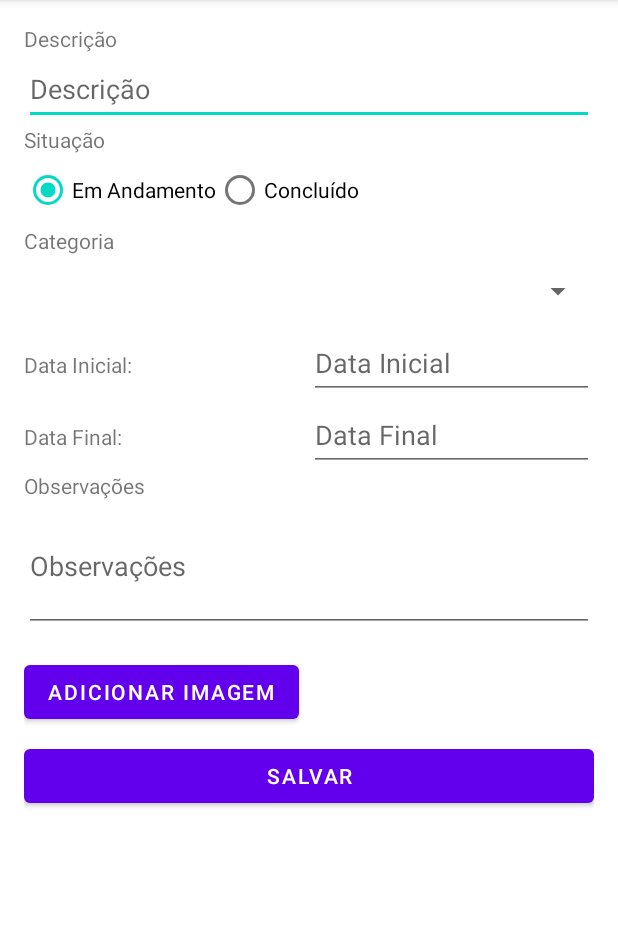
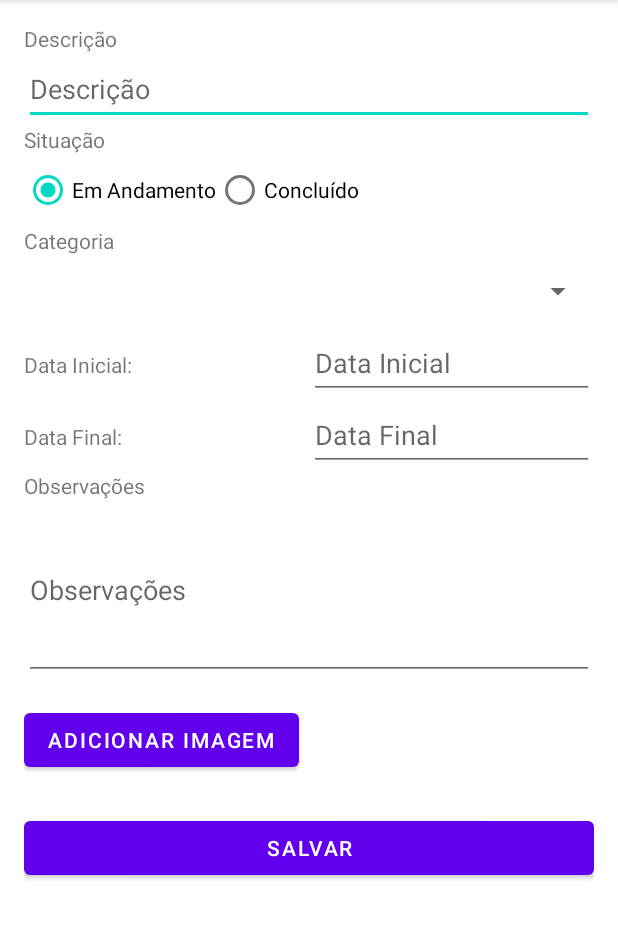
Before and after one commit to devgiertyas/android_notifications, an Android app: the TarefaActivity screen opened directly, with no data from a screen before it, on a phone screen of 412 x 824 dp, the part 84-1023 px from its top. Run offline under Robolectric (Android 15) with nearby library versions, the phone set to English and light mode, and no system bars.

```diff
--- a/app/src/main/res/layout/activity_tarefa.xml
+++ b/app/src/main/res/layout/activity_tarefa.xml
@@ -1,11 +1,15 @@
-<LinearLayout
+<ScrollView
     xmlns:android="http://schemas.android.com/apk/res/android"
     xmlns:tools="http://schemas.android.com/tools"
     android:layout_width="match_parent"
     android:layout_height="match_parent"
-    android:orientation="vertical"
     android:padding="16dp"
     tools:context=".TarefaActivity">
+
+    <LinearLayout
+        android:layout_width="match_parent"
+        android:layout_height="wrap_content"
+        android:orientation="vertical">
 
         <TextView
             android:layout_width="match_parent"
@@ -103,10 +107,9 @@
         <EditText
             android:id="@+id/editTextObservacoes"
             android:layout_width="match_parent"
-        android:layout_height="wrap_content"
+            android:layout_height="120dp"
             android:hint="Observações"
-        android:inputType="textMultiLine"
-        android:minLines="3" />
+            android:inputType="textMultiLine" />
 
         <LinearLayout
             android:id="@+id/linearImagens"
@@ -119,7 +122,8 @@
                 android:id="@+id/buttonAdicionarImagem"
                 android:layout_width="wrap_content"
                 android:layout_height="wrap_content"
-            android:text="Adicionar Imagem" />
+                android:text="Adicionar Imagem"
+                android:layout_marginBottom="16dp" />
 
             <androidx.recyclerview.widget.RecyclerView
                 android:id="@+id/recyclerViewImagens"
@@ -136,3 +140,5 @@
             android:text="Salvar" />
 
     </LinearLayout>
+
+</ScrollView>
```
Also changed, not shown: app/src/main/java/com/example/trabalho3/Notification/ServiceNotification.java (+6 -5 lines), app/src/main/java/com/example/trabalho3/TarefaActivity.java (+19 -1 lines). Lines whose indentation alone changed are shown as unchanged.
